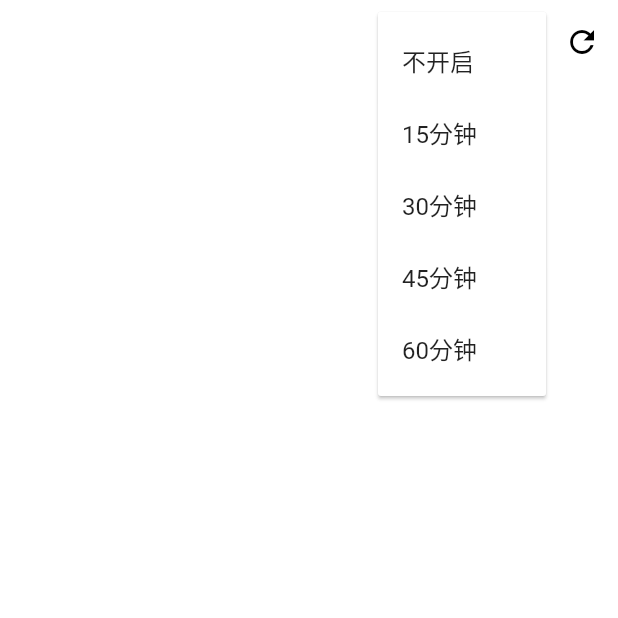
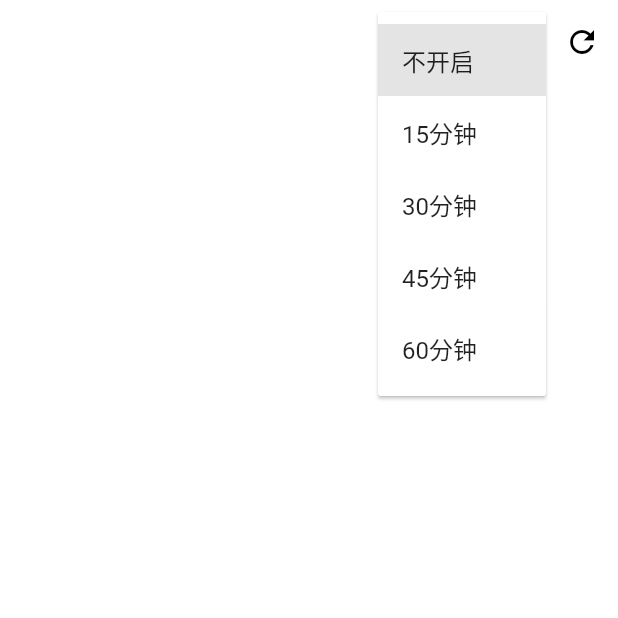
Before and after one commit to j787701730/music_flutter, a Flutter app: the screen it shows after launch, after a tap on the "timer" icon, on a phone screen of 412 x 824 dp, the top half of it. Run offline on Flutter 3.47's test engine with Material 2 defaults, Android fonts, the phone set to English and light mode, and no system bars; our stand-ins replace audioplayers, shared_preferences; missing offline and left inert: gbk2utf8.

Commit message:
主题配置, 修改标题

```diff
--- a/lib/home.dart
+++ b/lib/home.dart
@@ -217,10 +217,7 @@ class _MyHomePageState extends State<MyHomePage> {
       child: Scaffold(
         key: _scaffoldKey,
         appBar: AppBar(
-          elevation: 0,
-          title: Text(
-              '${musicList.length > 0 ? ' 共${musicList.length}首歌曲' : ''} ${_duration == 0 ? '' : '定时$_duration分钟'}'),
-          centerTitle: true,
+          title: Text('${musicList.length > 0 ? ' 共${musicList.length}首' : ''}'),
           actions: [
             IconButton(
               icon: Icon(
@@ -250,6 +247,7 @@ class _MyHomePageState extends State<MyHomePage> {
               },
             ),
             PopupMenuButton(
+              initialValue: '$_duration',
               itemBuilder: (context) {
                 return <PopupMenuEntry<String>>[
                   PopupMenuItem(
--- a/lib/main.dart
+++ b/lib/main.dart
@@ -74,6 +74,14 @@ class MyApp extends StatelessWidget {
           ),
           appBarTheme: AppBarTheme(
             brightness: Brightness.light,
+            // textTheme: TextTheme(
+            //   headline6: TextStyle(
+            //     fontSize: 18,
+            //     color: Colors.black,
+            //   ),
+            // ),
+            centerTitle: true,
+            elevation: 0,
           ),
         ),
         home: MyHomePage(title: '本地音乐播发器墨水屏版'),
```
